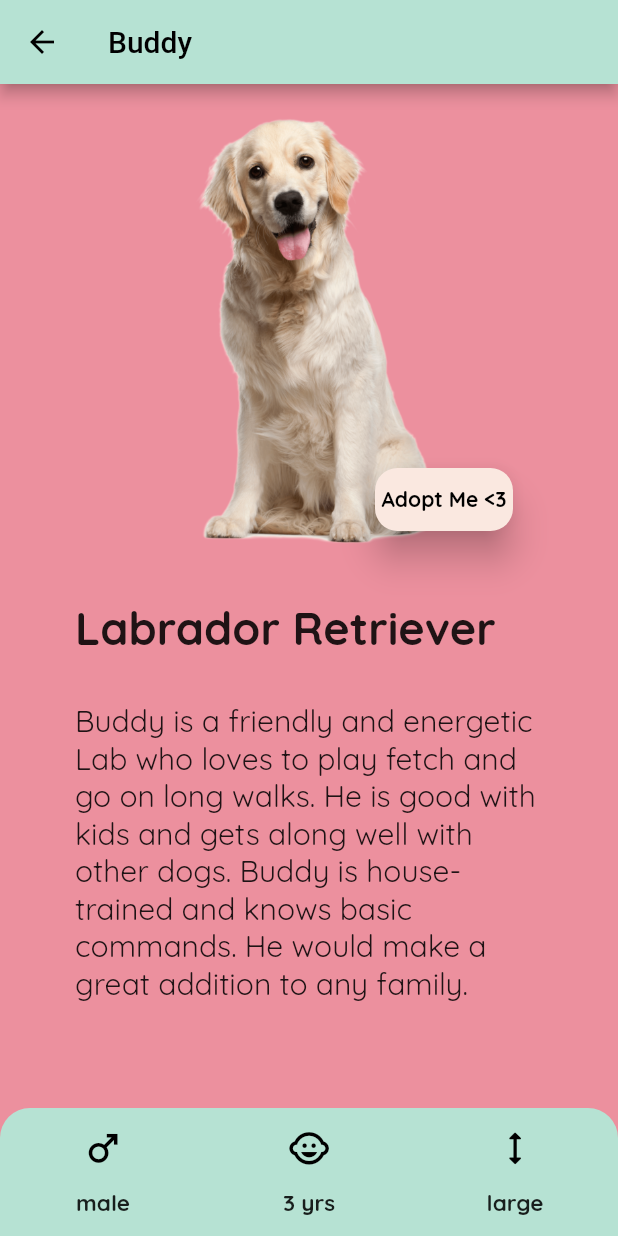
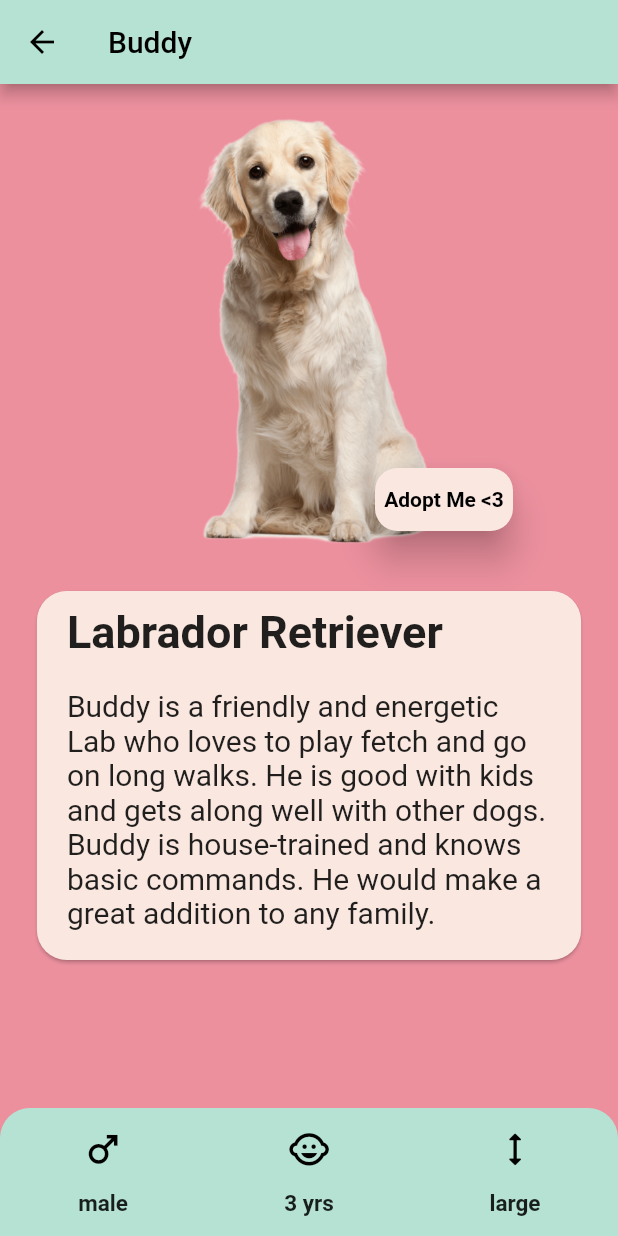
Before and after one commit to K1RA-16/pet-adoption-flutter, a Flutter app: the screen it shows after launch, after a tap on "Buddy", on a phone screen of 412 x 824 dp. Run offline on Flutter 3.47's test engine with Material 2 defaults, Android fonts, the phone set to English and light mode, and no system bars; our stand-ins replace confetti, google_fonts, lottie, rive, shared_preferences, velocity_x; Roboto replaces fonts that are missing (Asar).

```diff
--- a/lib/utils/themes.dart
+++ b/lib/utils/themes.dart
@@ -5,7 +5,7 @@ class MyThemes {
   static ThemeData lightTheme(BuildContext context) => ThemeData(
       primarySwatch: Colors.grey,
       //scaffoldBackgroundColor: LinearGradient(colors: gradientColor),
-      fontFamily: GoogleFonts.quicksand().fontFamily,
+      fontFamily: GoogleFonts.asar().fontFamily,
       brightness: Brightness.light,
       appBarTheme: AppBarTheme(
         backgroundColor: barcolor,
@@ -25,7 +25,7 @@ class MyThemes {
   static Color barcolor = (const Color(0xffB6E2D3));
   static Color barcolorDark = (Color.fromARGB(255, 99, 148, 145));
   static Color cardColor = const Color(0xffFAE8E0);
-  static Color cardColorDark = (Color.fromARGB(255, 169, 140, 121));
+  static Color cardColorDark = (Color.fromARGB(255, 212, 158, 122));
   static Color backgroundColor = Color.fromARGB(255, 236, 144, 158);
   static Color backgroundColorDark = (Color.fromARGB(255, 171, 89, 98));
 }
--- a/lib/view_models/homeViewModel.dart
+++ b/lib/view_models/homeViewModel.dart
@@ -15,7 +15,7 @@ import '../views/descriptionView.dart';
 class HomeViewModel extends ChangeNotifier {
   List<DbStruct> _petData = [];
   List<DbStruct> _adoptedPets = [];
-
+  bool animate = false;
   List<DbStruct> get petData => _petData;
   List<DbStruct> get adoptedPets => _adoptedPets;
   bool loading = false;
@@ -31,9 +31,9 @@ class HomeViewModel extends ChangeNotifier {
     loading = value;
   }
 
-  setTheme() {
-    // theme =
-    // notifyListeners();
+  setAnimated(value) {
+    animate = value;
+    notifyListeners();
   }
 
   Future<void> readJson() async {
--- a/lib/views/descriptionView.dart
+++ b/lib/views/descriptionView.dart
@@ -206,9 +206,28 @@ class _DescriptionViewState extends State<DescriptionView>
                         ]),
                       ).py12(),
                       10.heightBox,
+                      Stack(children: [
+                        Center(
+                          child: SizedBox(
+                              width: MediaQuery.of(context).size.width * 0.9,
+                              child: Card(
+                                  shape: RoundedRectangleBorder(
+                                      borderRadius: BorderRadius.circular(20)),
+                                  color: _brightness == Brightness.dark
+                                      ? MyThemes.cardColorDark
+                                      : MyThemes.cardColor,
+                                  child: ConstrainedBox(
+                                      constraints: const BoxConstraints(
+                                        minHeight: 100,
+                                      ),
+                                      child: Column(
+                                        children: [
                                           SizedBox(
-                        width: MediaQuery.of(context).size.width,
-                        child: descriptionViewModel.breed.text
+                                            width: MediaQuery.of(context)
+                                                .size
+                                                .width,
+                                            child:
+                                                descriptionViewModel.breed.text
                                                     .maxLines(5)
                                                     .overflow(
                                                       TextOverflow.ellipsis,
@@ -216,24 +235,29 @@ class _DescriptionViewState extends State<DescriptionView>
                                                     .bold
                                                     .size(30)
                                                     .make()
-                            .p(10),
-                      ).px(40),
-                      10.heightBox,
+                                                    .pOnly(left: 20, top: 10),
+                                          ),
                                           AnimatedOpacity(
-                        opacity: descriptionViewModel.animation ? 0 : 1,
-                        duration: const Duration(milliseconds: 500),
-                        child: SizedBox(
-                          width: MediaQuery.of(context).size.width,
-                          child: descriptionViewModel.description.text
+                                            opacity:
+                                                descriptionViewModel.animation
+                                                    ? 0
+                                                    : 1,
+                                            duration: const Duration(
+                                                milliseconds: 500),
+                                            child: descriptionViewModel
+                                                .description.text
                                                 .maxLines(1000)
                                                 .overflow(
                                                   TextOverflow.ellipsis,
                                                 )
                                                 .size(20)
                                                 .make()
-                              .p(10),
-                        ).px(40),
+                                                .p(20),
+                                          )
+                                        ],
+                                      )))),
                         ),
+                      ]),
                       10.heightBox,
                     ],
                   ),
--- a/lib/views/homeView.dart
+++ b/lib/views/homeView.dart
@@ -86,6 +86,7 @@ class _HomeViewState extends State<HomeView> {
                         opacity: homeViewModel.loading ? 0.1 : 1,
                         duration: const Duration(milliseconds: 500),
                         child: const ListBuilder()))
+
               ],
             ),
             if (homeViewModel.loading)
--- a/lib/views/petList.dart
+++ b/lib/views/petList.dart
@@ -24,7 +24,13 @@ class _ListInflateState extends State<ListInflate> {
   Widget build(BuildContext context) {
     _brightness = WidgetsBinding.instance.window.platformBrightness;
     HomeViewModel homeViewModel = context.watch<HomeViewModel>();
-    return InkWell(
+    WidgetsBinding.instance.addPostFrameCallback((timeStamp) async {
+      homeViewModel.setAnimated(true);
+    });
+    return AnimatedScale(
+      scale: homeViewModel.animate ? 1.2 : 1,
+      duration: const Duration(seconds: 3),
+      child: InkWell(
           onTap: (() {
             Navigator.push(
                 context,
@@ -71,7 +77,8 @@ class _ListInflateState extends State<ListInflate> {
                                 transitionOnUserGestures: true,
                                 child: Image.asset(
                                   widget.petData.photo,
-                                width: MediaQuery.of(context).size.width * 0.7,
+                                  width:
+                                      MediaQuery.of(context).size.width * 0.7,
                                   height: 180,
                                   fit: BoxFit.contain,
                                 ),
@@ -145,6 +152,7 @@ class _ListInflateState extends State<ListInflate> {
                   ),
                 ),
             ]),
-        ));
+          )).py16(),
+    );
   }
 }
```
Also changed, not shown: lib/utils/dbStruct.dart (indentation only), 5 other files. Lines whose indentation alone changed are shown as unchanged.
